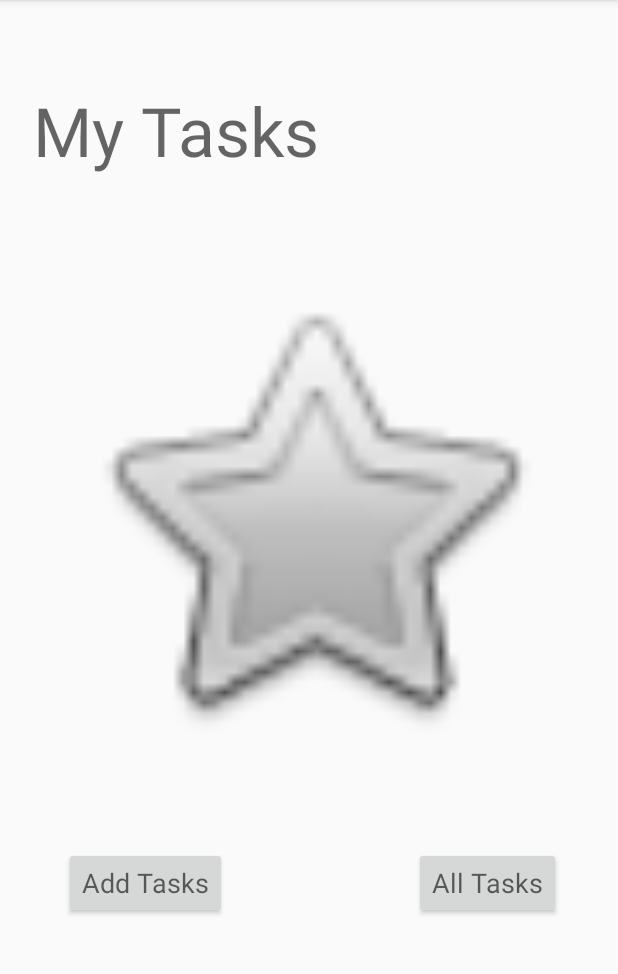
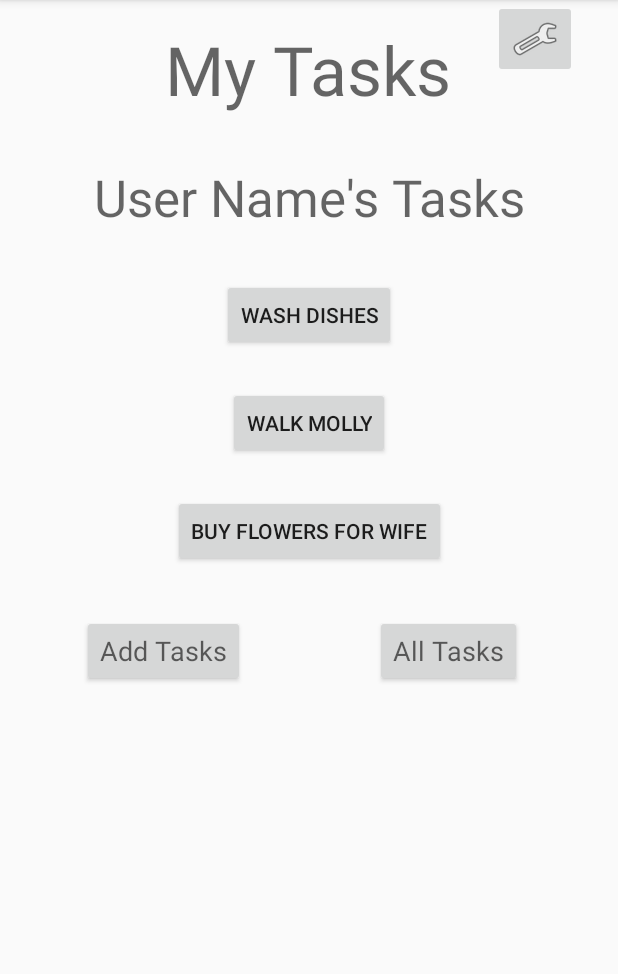
Before and after one commit to micahThor/taskmaster, an Android app: the screen it shows after launch (MainActivity), on a phone screen of 412 x 824 dp, the part 84-1058 px from its top. Run offline under Robolectric (Android 15) with nearby library versions, the phone set to English and light mode, and no system bars.

Commit message:
met lab 27 requirements

```diff
--- a/app/src/main/java/com/micahThor/taskmaster/MainActivity.java
+++ b/app/src/main/java/com/micahThor/taskmaster/MainActivity.java
@@ -3,9 +3,13 @@ package com.micahThor.taskmaster;
 import androidx.appcompat.app.AppCompatActivity;
 
 import android.content.Intent;
+import android.content.SharedPreferences;
 import android.os.Bundle;
+import android.preference.PreferenceManager;
 import android.view.View;
 import android.widget.Button;
+import android.widget.ImageButton;
+import android.widget.TextView;
 
 public class MainActivity extends AppCompatActivity {
 
@@ -15,7 +19,7 @@ public class MainActivity extends AppCompatActivity {
         setContentView(R.layout.activity_main);
 
 
-        // wire up add tasks button
+        // wire up ADD TASKS BUTTON
         Button goToAddTasksButton = findViewById(R.id.goToTaskActivityButton);
         goToAddTasksButton.setOnClickListener(new View.OnClickListener() {
 
@@ -26,7 +30,7 @@ public class MainActivity extends AppCompatActivity {
             }
         });
 
-        // wire up all tasks button
+        // wire up ALL TASKS BUTTON
         Button goToAllTasksButton = findViewById(R.id.allTasksButton);
         goToAllTasksButton.setOnClickListener(new View.OnClickListener() {
 
@@ -36,5 +40,74 @@ public class MainActivity extends AppCompatActivity {
                 MainActivity.this.startActivity(goToAllTaskActivity);
             }
         });
+
+        // wire up SETTINGS BUTTON
+        ImageButton settingsButton = findViewById(R.id.settingsButton);
+        settingsButton.setOnClickListener(new View.OnClickListener() {
+
+            @Override
+            public void onClick(View v) {
+                Intent goToSettingsActivity = new Intent(MainActivity.this, SettingsActivity.class);
+                MainActivity.this.startActivity(goToSettingsActivity);
+            }
+        });
+
+        /*
+                THREE HARD-CODED TASK BUTTONS
+         */
+        final Button washDishesButton = findViewById(R.id.task1Button);
+        washDishesButton.setOnClickListener(new View.OnClickListener() {
+            @Override
+            public void onClick(View v) {
+
+                // get text of button to pass into shared preferences
+                String taskTitle = washDishesButton.getText().toString();
+                saveTitleToSharedPrefs(taskTitle);
+            }
+        });
+
+        final Button walkMolly = findViewById(R.id.task2Button);
+        walkMolly.setOnClickListener(new View.OnClickListener() {
+            @Override
+            public void onClick(View v) {
+
+                // get text of button to pass into shared preferences
+                String taskTitle = walkMolly.getText().toString();
+                saveTitleToSharedPrefs(taskTitle);
+            }
+        });
+
+        final Button buyFlowers = findViewById(R.id.task3Button);
+        buyFlowers.setOnClickListener(new View.OnClickListener() {
+            @Override
+            public void onClick(View v) {
+
+                // get text of button to pass into shared preferences
+                String taskTitle = buyFlowers.getText().toString();
+                saveTitleToSharedPrefs(taskTitle);
+            }
+        });
+
+    }
+
+    private void saveTitleToSharedPrefs(String title) {
+
+        SharedPreferences sharedPrefers = PreferenceManager.getDefaultSharedPreferences(getApplicationContext());
+        SharedPreferences.Editor editor = sharedPrefers.edit();
+        editor.putString("taskTitle", title);
+        editor.commit();
+        Intent goToAllTaskActivity = new Intent(MainActivity.this, TaskDetailActivity.class);
+        MainActivity.this.startActivity(goToAllTaskActivity);
+    }
+
+    @Override
+    protected void onResume() {
+        super.onResume();
+
+        TextView userNameTextView = findViewById(R.id.userNameTextView);
+
+        SharedPreferences sharedPrefs = PreferenceManager.getDefaultSharedPreferences(getApplicationContext());
+        String userName = sharedPrefs.getString("userName", "User Name");
+        userNameTextView.setText(userName + "'s Tasks");
     }
 }
--- a/app/src/main/res/layout/activity_main.xml
+++ b/app/src/main/res/layout/activity_main.xml
@@ -6,55 +6,90 @@
     android:layout_height="match_parent"
     tools:context=".MainActivity">
 
-    <ImageView
-        android:id="@+id/imageView"
-        android:layout_width="329dp"
-        android:layout_height="371dp"
-        app:layout_constraintBottom_toBottomOf="parent"
-        app:layout_constraintEnd_toEndOf="parent"
-        app:layout_constraintHorizontal_bias="0.524"
-        app:layout_constraintStart_toStartOf="parent"
-        app:layout_constraintTop_toTopOf="parent"
-        app:layout_constraintVertical_bias="0.394"
-        app:srcCompat="@android:drawable/btn_star" />
-
     <TextView
         android:id="@+id/myTasksHeader"
         android:layout_width="wrap_content"
         android:layout_height="wrap_content"
+        android:layout_marginTop="16dp"
         android:text="My Tasks"
         android:textAppearance="@style/TextAppearance.AppCompat.Display2"
-        app:layout_constraintBottom_toBottomOf="parent"
-        app:layout_constraintHorizontal_bias="0.10"
+        app:layout_constraintHorizontal_bias="0.497"
         app:layout_constraintLeft_toLeftOf="parent"
         app:layout_constraintRight_toRightOf="parent"
-        app:layout_constraintTop_toTopOf="parent"
-        app:layout_constraintVertical_bias="0.08" />
+        app:layout_constraintTop_toTopOf="parent" />
 
     <Button
         android:id="@+id/goToTaskActivityButton"
         android:layout_width="wrap_content"
         android:layout_height="wrap_content"
+        android:layout_marginTop="32dp"
         android:text="Add Tasks"
         android:textAppearance="@style/TextAppearance.AppCompat.Medium"
-        app:layout_constraintBottom_toBottomOf="parent"
         app:layout_constraintEnd_toEndOf="parent"
-        app:layout_constraintHorizontal_bias="0.141"
+        app:layout_constraintHorizontal_bias="0.18"
         app:layout_constraintStart_toStartOf="parent"
-        app:layout_constraintTop_toBottomOf="@+id/imageView"
-        app:layout_constraintVertical_bias="0.194" />
+        app:layout_constraintTop_toBottomOf="@+id/task3Button" />
 
     <Button
         android:id="@+id/allTasksButton"
         android:layout_width="wrap_content"
         android:layout_height="wrap_content"
+        android:layout_marginTop="32dp"
         android:text="All Tasks"
         android:textAppearance="@style/TextAppearance.AppCompat.Medium"
-        app:layout_constraintBottom_toBottomOf="parent"
         app:layout_constraintEnd_toEndOf="parent"
-        app:layout_constraintHorizontal_bias="0.878"
+        app:layout_constraintHorizontal_bias="0.796"
         app:layout_constraintStart_toStartOf="parent"
-        app:layout_constraintTop_toBottomOf="@+id/imageView"
-        app:layout_constraintVertical_bias="0.194" />
+        app:layout_constraintTop_toBottomOf="@+id/task3Button" />
+
+    <ImageButton
+        android:id="@+id/settingsButton"
+        android:layout_width="wrap_content"
+        android:layout_height="wrap_content"
+        app:layout_constraintEnd_toEndOf="parent"
+        app:layout_constraintStart_toEndOf="@+id/myTasksHeader"
+        app:srcCompat="@android:drawable/ic_menu_manage"
+        tools:layout_editor_absoluteY="18dp" />
+
+    <TextView
+        android:id="@+id/userNameTextView"
+        android:layout_width="wrap_content"
+        android:layout_height="wrap_content"
+        android:layout_marginTop="32dp"
+        android:textAppearance="@style/TextAppearance.AppCompat.Display1"
+        android:visibility="visible"
+        app:layout_constraintEnd_toEndOf="parent"
+        app:layout_constraintStart_toStartOf="parent"
+        app:layout_constraintTop_toBottomOf="@+id/myTasksHeader" />
+
+    <Button
+        android:id="@+id/task1Button"
+        android:layout_width="wrap_content"
+        android:layout_height="wrap_content"
+        android:layout_marginTop="32dp"
+        android:text="Wash Dishes"
+        app:layout_constraintEnd_toEndOf="parent"
+        app:layout_constraintStart_toStartOf="parent"
+        app:layout_constraintTop_toBottomOf="@+id/userNameTextView" />
+
+    <Button
+        android:id="@+id/task2Button"
+        android:layout_width="wrap_content"
+        android:layout_height="wrap_content"
+        android:layout_marginTop="24dp"
+        android:text="Walk Molly"
+        app:layout_constraintEnd_toEndOf="parent"
+        app:layout_constraintStart_toStartOf="parent"
+        app:layout_constraintTop_toBottomOf="@+id/task1Button" />
+
+    <Button
+        android:id="@+id/task3Button"
+        android:layout_width="wrap_content"
+        android:layout_height="wrap_content"
+        android:layout_marginTop="24dp"
+        android:text="Buy Flowers for Wife"
+        app:layout_constraintEnd_toEndOf="parent"
+        app:layout_constraintStart_toStartOf="parent"
+        app:layout_constraintTop_toBottomOf="@+id/task2Button" />
 
 </androidx.constraintlayout.widget.ConstraintLayout>
```
Also changed, not shown: app/src/main/AndroidManifest.xml (+5 -3 lines), app/src/main/java/com/micahThor/taskmaster/SettingsActivity.java (added, +46 -0 lines), app/src/main/java/com/micahThor/taskmaster/TaskDetailActivity.java (added, +31 -0 lines), app/src/main/res/layout/activity_add_task.xml (+5 -7 lines), app/src/main/res/layout/activity_all_tasks.xml (+6 -5 lines), app/src/main/res/layout/activity_settings.xml (added, +44 -0 lines), app/src/main/res/layout/activity_task_detail.xml (added, +31 -0 lines).
